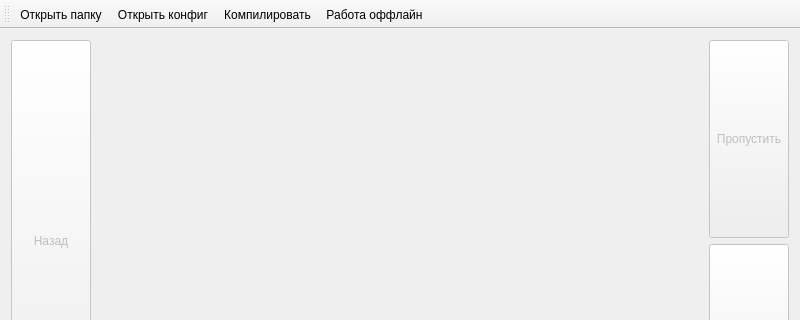
The window that mainwindow.ui (cool-palace/Screenshot-Manager) describes before a commit, drawn with Qt 5; both pictures show x 0 to 800 and y 0 to 320 of the 800 by 600 pixel window.
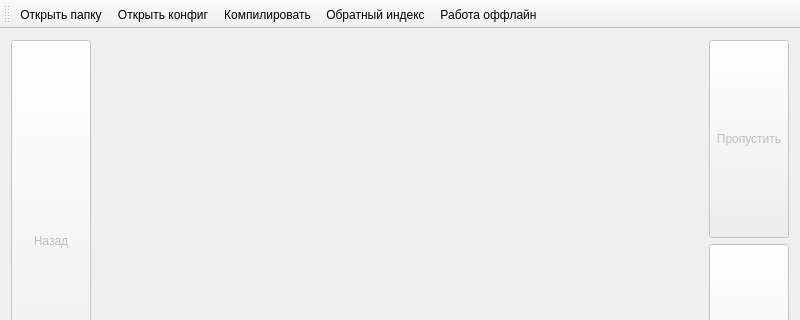
The same window after the commit.

Commit message: Added hidden records compiling and reverse index

```diff
--- a/mainwindow.ui
+++ b/mainwindow.ui
@@ -205,6 +205,7 @@
    <addaction name="open_folder"/>
    <addaction name="open_config"/>
    <addaction name="compile"/>
+   <addaction name="reverse_index"/>
    <addaction name="offline"/>
   </widget>
   <action name="open_folder">
@@ -243,6 +244,11 @@
     <string>Компилировать</string>
    </property>
   </action>
+  <action name="reverse_index">
+   <property name="text">
+    <string>Обратный индекс</string>
+   </property>
+  </action>
  </widget>
  <layoutdefault spacing="6" margin="11"/>
  <resources/>
```
Left out of the diff: 8 changed lines with no effect on the pictures. The commit also changes 3 other files.
